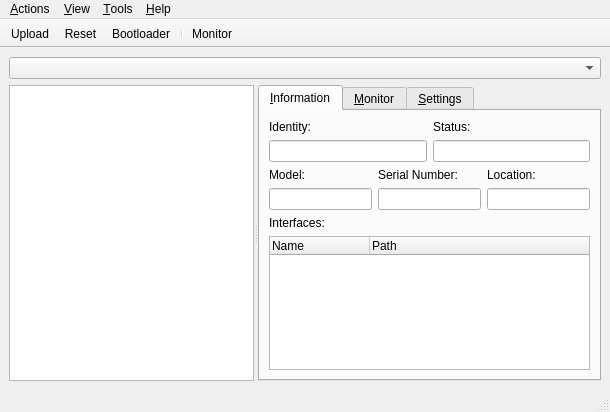
First picture: the form in tyqt/main_window.ui, repository Koromix/tytools, before the edit.
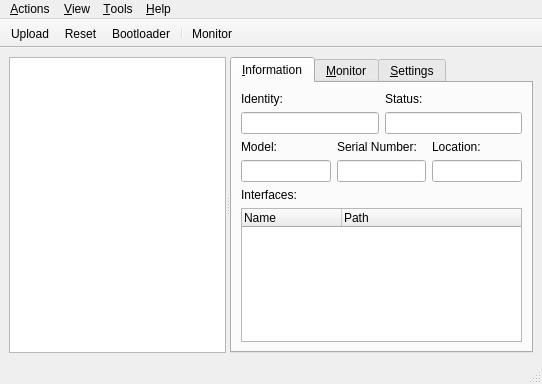
Second picture: the form after the edit. Icons and pictures are not drawn. Custom widgets are drawn as their Qt base class.

Commit message: Change minor stuff for slightly smaller Main window

```diff
--- a/tyqt/main_window.ui
+++ b/tyqt/main_window.ui
@@ -6,8 +6,8 @@
    <rect>
     <x>0</x>
     <y>0</y>
-    <width>610</width>
-    <height>412</height>
+    <width>542</width>
+    <height>384</height>
    </rect>
   </property>
   <property name="contextMenuPolicy">
@@ -25,16 +25,6 @@
   </property>
   <widget class="QWidget" name="centralwidget">
    <layout class="QVBoxLayout" name="verticalLayout_7">
-    <item>
-     <widget class="QComboBox" name="boardComboBox">
-      <property name="sizeAdjustPolicy">
-       <enum>QComboBox::AdjustToContents</enum>
-      </property>
-      <property name="minimumContentsLength">
-       <number>12</number>
-      </property>
-     </widget>
-    </item>
     <item>
      <widget class="QSplitter" name="splitter">
       <property name="orientation">
@@ -67,6 +57,9 @@
        <property name="currentIndex">
         <number>0</number>
        </property>
+       <property name="elideMode">
+        <enum>Qt::ElideRight</enum>
+       </property>
        <widget class="QWidget" name="infoTab">
         <attribute name="title">
          <string>&amp;Information</string>
@@ -159,6 +152,12 @@
          </item>
          <item>
           <widget class="QTreeWidget" name="interfaceTree">
+           <property name="sizePolicy">
+            <sizepolicy hsizetype="Expanding" vsizetype="Ignored">
+             <horstretch>0</horstretch>
+             <verstretch>1</verstretch>
+            </sizepolicy>
+           </property>
            <property name="indentation">
             <number>0</number>
            </property>
@@ -423,8 +422,8 @@
     <rect>
      <x>0</x>
      <y>0</y>
-     <width>610</width>
-     <height>21</height>
+     <width>542</width>
+     <height>23</height>
     </rect>
    </property>
    <property name="contextMenuPolicy">
```
Left out of the diff: 1 changed line with no effect on the pictures. The commit also changes 2 other files.
